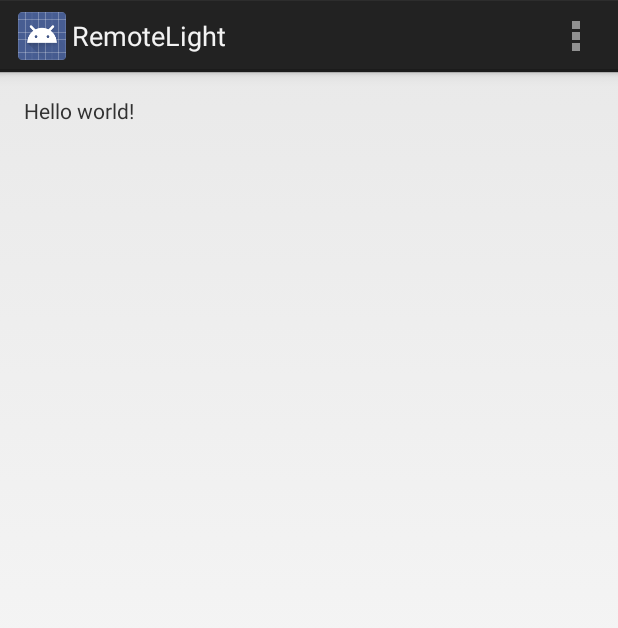
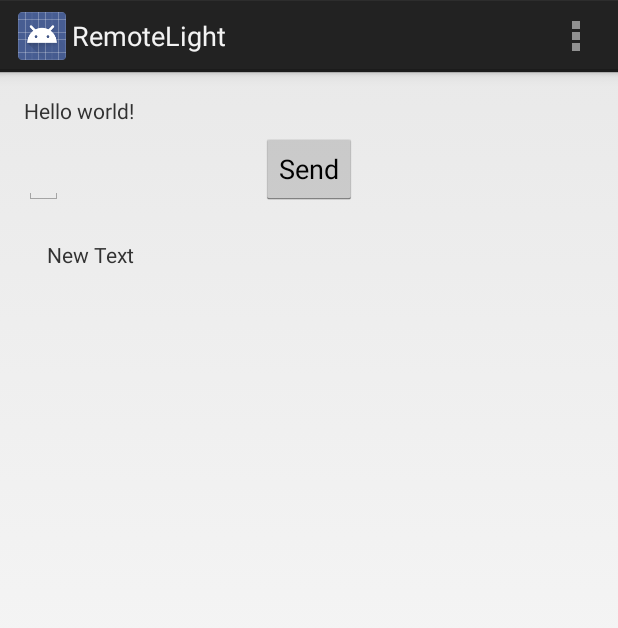
Before and after one commit to pbehrens/mobile-dev-project, an Android app: the screen it shows after launch (MainActivity), on a phone screen of 412 x 824 dp. Shown: the top 628 px of the screen. Run offline under Robolectric (Android 15) with nearby library versions, the phone set to English and light mode, and no system bars.

```diff
--- a/MyApplicationProject/RemoteLight/build.gradle
+++ b/MyApplicationProject/RemoteLight/build.gradle
@@ -23,5 +23,6 @@ android {
 }
 
 dependencies {
+    compile 'com.jcraft:jsch:0.1.50'
 	compile 'com.android.support:appcompat-v7:18.0.0'
 }
--- a/MyApplicationProject/RemoteLight/src/main/AndroidManifest.xml
+++ b/MyApplicationProject/RemoteLight/src/main/AndroidManifest.xml
@@ -22,6 +22,10 @@
                 <category android:name="android.intent.category.LAUNCHER" />
             </intent-filter>
         </activity>
+
     </application>
 
+    <uses-permission android:name="android.permission.INTERNET"/>
+
+
 </manifest>
--- a/MyApplicationProject/RemoteLight/src/main/java/com/example/remotelight/MainActivity.java
+++ b/MyApplicationProject/RemoteLight/src/main/java/com/example/remotelight/MainActivity.java
@@ -1,15 +1,49 @@
 package com.example.remotelight;
 
+import android.content.ActivityNotFoundException;
+import android.content.Intent;
 import android.os.Bundle;
 import android.app.Activity;
+import android.speech.RecognizerIntent;
+import android.util.Log;
 import android.view.Menu;
+import android.view.View;
+import android.widget.Button;
+import android.widget.EditText;
+import android.widget.TextView;
+import android.widget.Toast;
+
+import com.jcraft.jsch.Channel;
+import com.jcraft.jsch.JSch;
+import com.jcraft.jsch.JSchException;
+import com.jcraft.jsch.Session;
+
+import java.io.ByteArrayInputStream;
+import java.io.ByteArrayOutputStream;
+import java.io.IOException;
+import java.util.Properties;
 
 public class MainActivity extends Activity {
+    EditText commandEditText;
+    TextView resultTextView;
+    Button sendCommandButton;
+    Session session;
+    ByteArrayOutputStream bitArrayOutputStream;
+    ByteArrayInputStream bitArrayInputStream;
+    Channel channel;
+    JSch jsch;
 
     @Override
     protected void onCreate(Bundle savedInstanceState) {
         super.onCreate(savedInstanceState);
         setContentView(R.layout.activity_main);
+
+        commandEditText = (EditText) findViewById(R.id.commandEditText);
+        resultTextView  = (TextView) findViewById(R.id.terminalTextView);
+        sendCommandButton = (Button) findViewById(R.id.sendCommandButton);
+        setClickListeners();
+        Log.e("ssh", "does it get before the async task");
+
     }
 
 
@@ -20,4 +54,55 @@ public class MainActivity extends Activity {
         return true;
     }
 
+
+    public void setClickListeners(){
+        sendCommandButton.setOnClickListener(new View.OnClickListener() {
+
+            @Override
+            public void onClick(View v) {
+                new ShellAsyncTask().execute("str", "str", "str");
+
+//                String username = "wluw";
+//                String password = "b3rcsdfg";
+//                String host     = "wluw.org"; // sample ip address
+//                if(commandEditText.getText().toString() != ""){
+//                    jsch = new JSch();
+//                    new ShellAsyncTask().execute();
+//
+//                    try {
+//                        session = jsch.getSession(username, host, 22);
+//                        session.setPassword(password);
+//                        Toast.makeText(getApplicationContext(), commandEditText.getText(), Toast.LENGTH_LONG).show();
+//
+//                        Properties properties = new Properties();
+//                        properties.put("StrictHostKeyChecking", "no");
+//                        session.setConfig(properties);
+//                        session.connect(30000);
+//
+//                        channel = session.openChannel("shell");
+//                        channel.setInputStream(bitArrayInputStream);
+//                        channel.setOutputStream(bitArrayOutputStream);
+//                        channel.connect();
+//
+//                    } catch (JSchException e) {
+//                        // TODO Auto-generated catch block
+//                        Toast.makeText(getApplicationContext(), e.getMessage(), Toast.LENGTH_LONG).show();
+//                    }
+//                }
+//                else{
+//                    Toast.makeText(getApplicationContext(), "Command cannot be empty !", Toast.LENGTH_LONG).show();
+//                }
+            }
+        });
+    }
+
+    public void onCommandEditText(View v){
+
+    }
+
+    public void on_ResultTextView(View v){
+
+
+    }
+
 }
--- a/MyApplicationProject/RemoteLight/src/main/res/layout/activity_main.xml
+++ b/MyApplicationProject/RemoteLight/src/main/res/layout/activity_main.xml
@@ -11,6 +11,35 @@
     <TextView
         android:layout_width="wrap_content"
         android:layout_height="wrap_content"
-        android:text="@string/hello_world" />
+        android:text="@string/hello_world"
+
+
+        android:id="@+id/textView"/>
+
+    <EditText
+            android:layout_width="wrap_content"
+            android:layout_height="wrap_content"
+            android:id="@+id/commandEditText"
+            android:layout_below="@+id/textView"
+            android:layout_alignParentLeft="true"
+            android:layout_marginTop="14dp"/>
+
+    <TextView
+            android:layout_width="wrap_content"
+            android:layout_height="wrap_content"
+            android:text="New Text"
+            android:id="@+id/terminalTextView"
+            android:layout_below="@+id/commandEditText"
+            android:layout_alignRight="@+id/textView"
+            android:layout_marginTop="23dp"/>
+
+    <Button
+            android:layout_width="wrap_content"
+            android:layout_height="wrap_content"
+            android:text="Send"
+            android:id="@+id/sendCommandButton"
+            android:layout_above="@+id/terminalTextView"
+            android:layout_centerHorizontal="true"/>
+
 
 </RelativeLayout>
--- /dev/null
+++ b/MyApplicationProject/SSH/build.gradle
@@ -0,0 +1 @@
+apply plugin: 'java'
--- /dev/null
+++ b/MyApplicationProject/SSH/src/main/java/SSH/SSH.java
@@ -0,0 +1,4 @@
+package SSH;
+
+public class SSH {
+}
--- a/MyApplicationProject/build.gradle
+++ b/MyApplicationProject/build.gradle
@@ -1 +1,5 @@
 // Top-level build file where you can add configuration options common to all sub-projects/modules.
+//dependencies {
+////
+////compile files('libs/jsch-0.1.44.jar')
+//}
--- a/MyApplicationProject/settings.gradle
+++ b/MyApplicationProject/settings.gradle
@@ -1 +1 @@
-include ':RemoteLight'
+include ':RemoteLight', ':SSH', ':libs'
```
Also changed, not shown: MyApplicationProject/RemoteLight/src/main/java/com/example/remotelight/ShellAsyncTask.java (added, +72 -0 lines), MyApplicationProject/RemoteLight/libs/jsch-0.1.44.jar (added), MyApplicationProject/gradle/wrapper/gradle-wrapper.properties, 3 other files.
